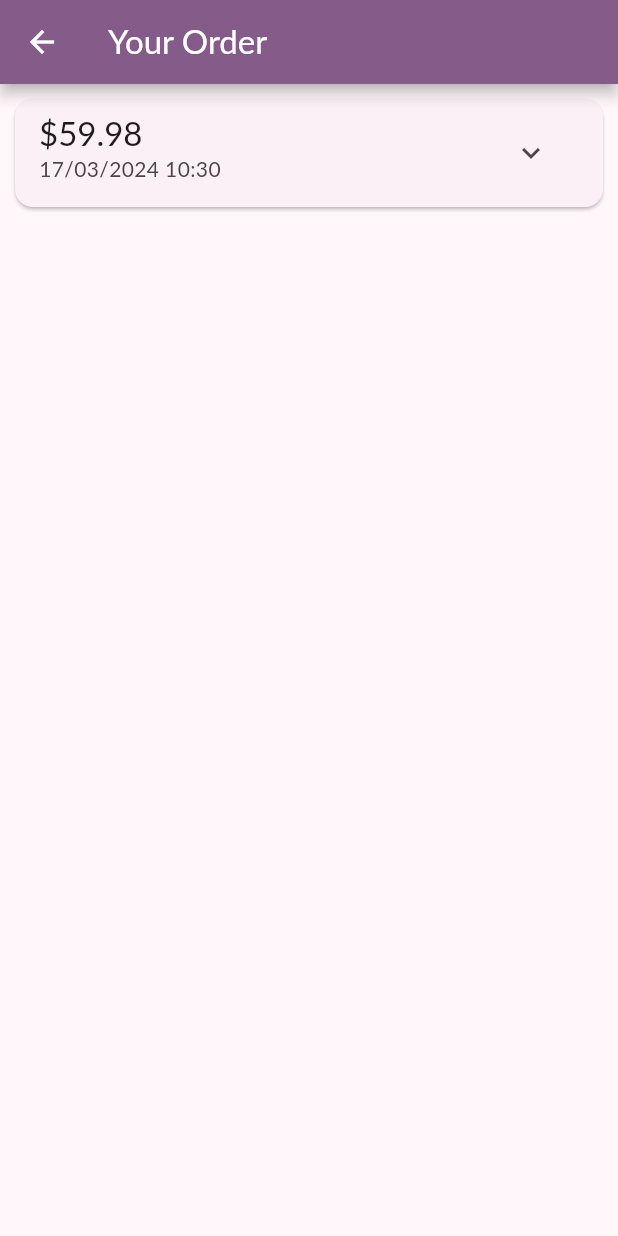
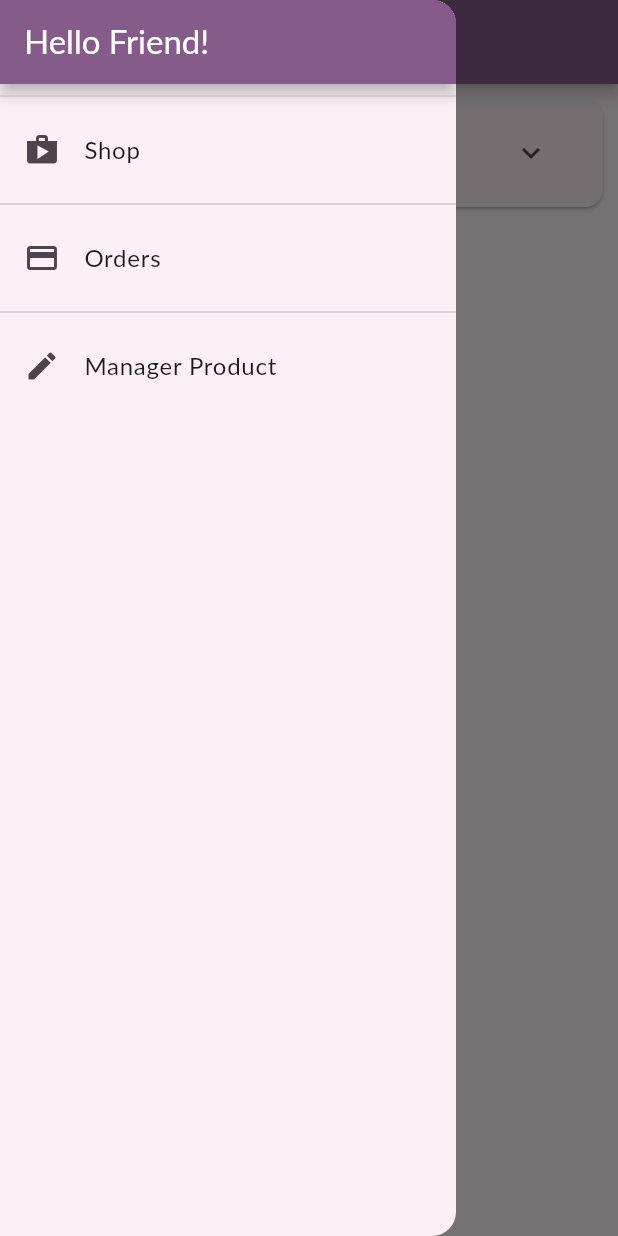
Before and after one commit to phamvana/flutter-phamvana, a Flutter app: the OrdersScreen screen opened by its route, with the side drawer open (before the commit the screen has no drawer), on a phone screen of 412 x 824 dp. Run offline on Flutter 3.47's test engine with Material 3 defaults, Android fonts, the phone set to English and light mode, and no system bars; our stand-ins replace google_fonts; network calls fail; Roboto replaces fonts that are missing (Lato).

Commit message:
Lab2 - Bước 3 - Xây dựng drawer  và định tuyến theo tên

```diff
--- a/lib/main.dart
+++ b/lib/main.dart
@@ -4,6 +4,7 @@ import 'package:phamvana/ui/cart/cart_screen.dart';
 import 'package:phamvana/ui/orders/orders_screen.dart';
 import 'package:phamvana/ui/products/product_detail_screen.dart';
 import 'package:phamvana/ui/products/product_manager.dart';
+import 'package:phamvana/ui/products/products_overview_screen.dart';
 import 'package:phamvana/ui/products/user_products_sreen.dart';
 // import 'package:phamvana/ui/products/products_overview_screen.dart';
 // import 'ui/products/product_detail_screen.dart';
@@ -53,7 +54,7 @@ class AppPhamVanA extends StatelessWidget {
       title: 'Phạm Văn Á Project',
       debugShowCheckedModeBanner: false,
       theme: themeData,
-      home: const ProductsOverviewScreen(),
+      home: const ProductOverviewScreen(),
       // thuộc tính routes thường dùng khai báo
       //các route không tham số.
       routes: {
@@ -90,6 +91,7 @@ class AppPhamVanA extends StatelessWidget {
     );
   }
 }
+
       /*
        * Đặt ProductDetailScreen làm trang chủ
        * sử dụng SafeArea để thay thế cho Scaffold
--- a/lib/ui/orders/orders_screen.dart
+++ b/lib/ui/orders/orders_screen.dart
@@ -2,6 +2,7 @@ import 'package:flutter/material.dart';
 
 import 'order_manager.dart';
 import 'order_item_card.dart';
+import '../shared/app_drawer.dart';
 
 class OrdersScreen extends StatelessWidget {
   static const routeName = '/orders';
@@ -14,6 +15,7 @@ class OrdersScreen extends StatelessWidget {
       appBar: AppBar(
         title: const Text('Your Order'),
       ),
+      drawer: const AppDrawer(),
       body: ListView.builder(
         itemCount: ordersManager.orderCount,
         itemBuilder: (ctx, i) => OrderItemCard(ordersManager.orders[i]),
--- a/lib/ui/products/user_products_sreen.dart
+++ b/lib/ui/products/user_products_sreen.dart
@@ -7,6 +7,7 @@ import 'package:flutter/material.dart';
 
 import 'user_product_list_tile.dart';
 import 'product_manager.dart';
+import '../shared/app_drawer.dart';
 
 class UserProductsScreen extends StatelessWidget {
   static const routeName = '/user-products';
@@ -26,6 +27,7 @@ class UserProductsScreen extends StatelessWidget {
           ),
         ],
       ),
+      drawer: const AppDrawer(),
       body: const UserProductList(),
     );
   }
--- a/lib/ui/screens.dart
+++ b/lib/ui/screens.dart
@@ -1,9 +1,11 @@
+//product
 export 'products/products_overview_screen.dart';
 export 'products/product_detail_screen.dart';
 export 'products/user_product_list_tile.dart';
 export 'products/product_manager.dart';
-
+//order
 export 'orders/orders_screen.dart';
 export 'orders/order_manager.dart';
+//cart
 export 'cart/cart_screen.dart';
 export 'cart/cart_manager.dart';
--- /dev/null
+++ b/lib/ui/shared/app_drawer.dart
@@ -0,0 +1,48 @@
+import 'package:flutter/material.dart';
+
+import '../orders/orders_screen.dart';
+import '../products/user_products_sreen.dart';
+
+class AppDrawer extends StatelessWidget {
+  const AppDrawer({super.key});
+
+  @override
+  Widget build(BuildContext context) {
+    return Drawer(
+      child: Column(
+        children: <Widget>[
+          AppBar(
+            title: const Text('Hello Friend!'),
+            automaticallyImplyLeading: false,
+          ),
+          const Divider(),
+          ListTile(
+            leading: const Icon(Icons.shop),
+            title: const Text('Shop'),
+            onTap: () {
+              Navigator.of(context).pushReplacementNamed('/');
+            },
+          ),
+          const Divider(),
+          ListTile(
+            leading: const Icon(Icons.payment),
+            title: const Text('Orders'),
+            onTap: () {
+              Navigator.of(context)
+                  .pushReplacementNamed(OrdersScreen.routeName);
+            },
+          ),
+          const Divider(),
+          ListTile(
+            leading: const Icon(Icons.edit),
+            title: const Text('Manager Product'),
+            onTap: () {
+              Navigator.of(context)
+                  .pushReplacementNamed(UserProductsScreen.routeName);
+            },
+          ),
+        ],
+      ),
+    );
+  }
+}
```
Also changed, not shown: lib/ui/products/product_grid_tile.dart (+8 -6 lines), lib/ui/products/product_manager.dart (+9 -0 lines), lib/ui/products/products_overview_screen.dart (+7 -1 lines), 1 other file.
